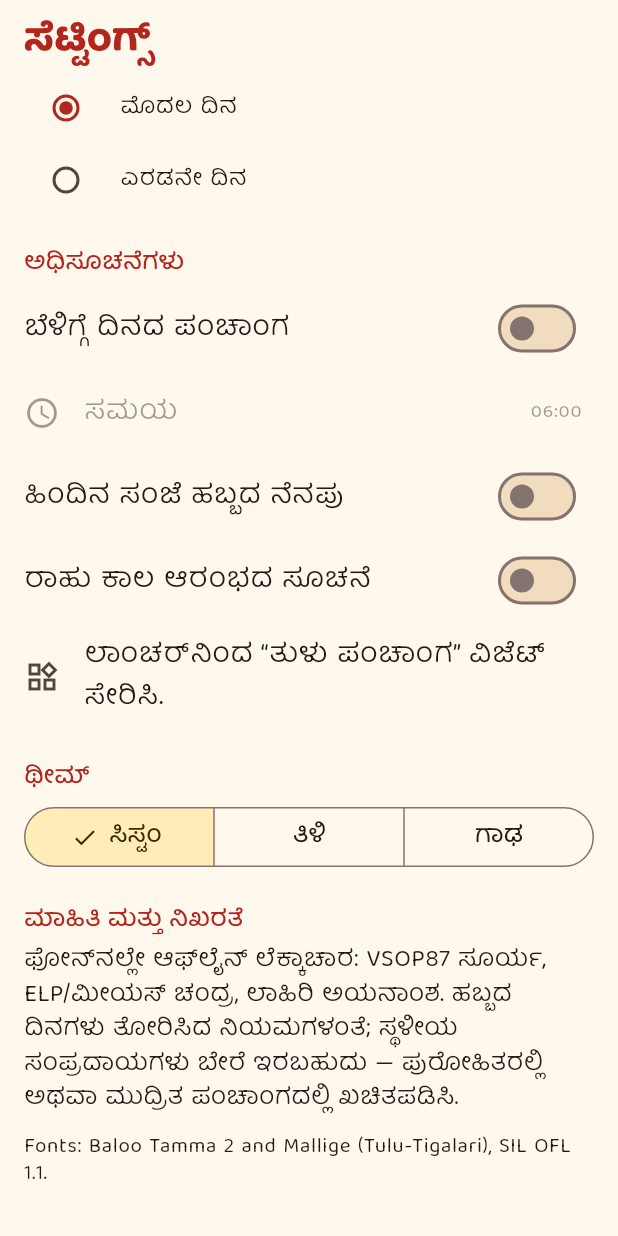
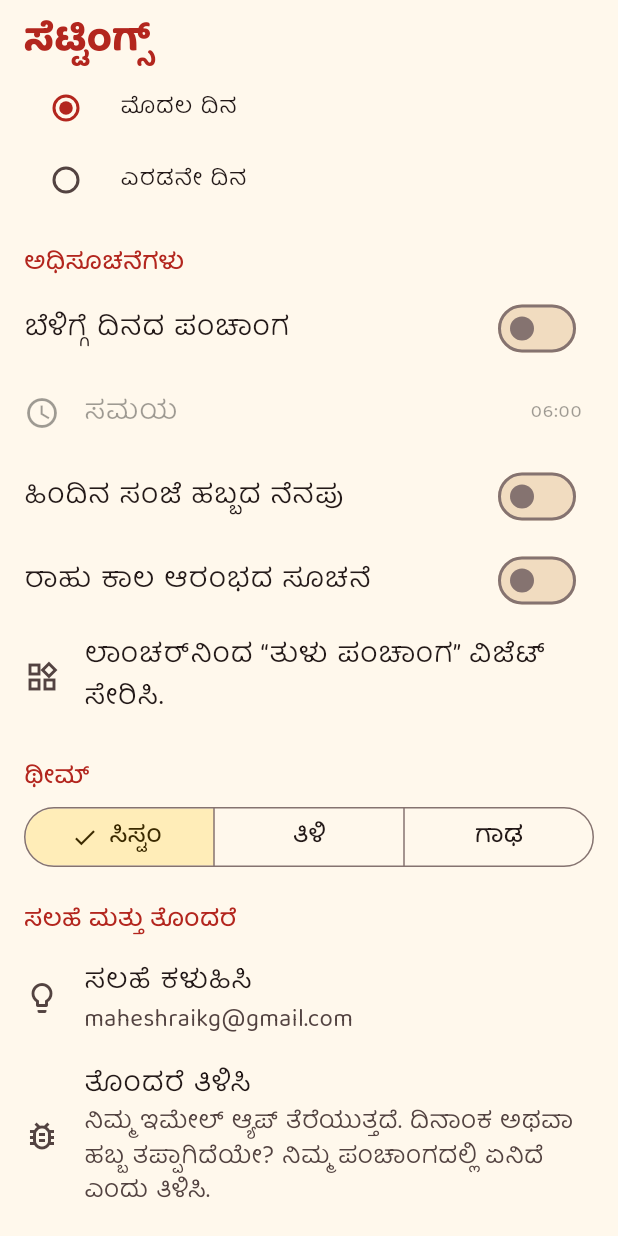
Before and after one commit to maheshraikg/tulu-panchanga, a Flutter app: the SettingsScreen screen opened directly, scrolled down 793 dp, on a phone screen of 412 x 824 dp. Run offline on Flutter 3.47's test engine with Material 3 defaults, Android fonts, the phone set to English and light mode, and no system bars; our stand-ins replace flutter_local_notifications, flutter_tts, share_plus, shared_preferences, timezone; missing offline and left inert: home_widget; accounts and stored records are empty.

Commit message:
Settings: send a suggestion or report a problem by email
Two entries in a new "Suggestions & problems" section open the phone's
email app addressed to the support email, with the subject set and the
app build, language, place and date filled in. Without an email app the
address is copied and shown. Strings in all 7 languages; CI passes the
build number with --dart-define.

Co-Authored-By: Claude Opus 5.5 <noreply@anthropic.com>
Claude-Session: https://claude.ai/code/session_01WnXtsCtKQXZFrHCJRqmqk6

```diff
--- a/lib/app/background.dart
+++ b/lib/app/background.dart
@@ -26,8 +26,7 @@ const int kNotifyDays = 14;
 /// Days of widget data stored ahead.
 const int kWidgetDays = 31;
 
-const String kWidgetProvider =
-    'com.tulupanchanga.app.TodayWidgetProvider';
+const String kWidgetProvider = 'com.tulupanchanga.app.TodayWidgetProvider';
 
 class Background {
   static final _plugin = FlutterLocalNotificationsPlugin();
--- a/lib/app/strings.dart
+++ b/lib/app/strings.dart
@@ -683,6 +683,55 @@ class S {
     ml: 'ലോഞ്ചറിൽ നിന്ന് “തുളു പഞ്ചാംഗം” വിജറ്റ് ചേർക്കുക.',
     te: 'లాంచర్ నుండి “తుళు పంచాంగం” విడ్జెట్ జోడించండి.',
   );
+  String get feedback => _t(
+    'Suggestions & problems',
+    'ಸಲಹೆ ಮತ್ತು ತೊಂದರೆ',
+    tcy: 'ಸಲಹೆ ಬೊಕ್ಕ ತೊಂದರೆ',
+    kok: 'ಸುಚೊವಣ್ ಆನಿ ಸಮಸ್ಯಾ',
+    hi: 'सुझाव और समस्या',
+    ml: 'നിർദ്ദേശങ്ങളും പ്രശ്നങ്ങളും',
+    te: 'సూచనలు, సమస్యలు',
+  );
+  String get sendSuggestion => _t(
+    'Send a suggestion',
+    'ಸಲಹೆ ಕಳುಹಿಸಿ',
+    tcy: 'ಸಲಹೆ ಕಡಪುಡುಲೆ',
+    kok: 'ಸುಚೊವಣ್ ಧಾಡ್',
+    hi: 'सुझाव भेजें',
+    ml: 'നിർദ്ദേശം അയയ്ക്കുക',
+    te: 'సూచన పంపండి',
+  );
+  String get reportProblem => _t(
+    'Report a problem',
+    'ತೊಂದರೆ ತಿಳಿಸಿ',
+    tcy: 'ತೊಂದರೆ ತಿಳಿಪಾಲೆ',
+    kok: 'ಸಮಸ್ಯಾ ಕಳಯ್',
+    hi: 'समस्या बताएं',
+    ml: 'പ്രശ്നം അറിയിക്കുക',
+    te: 'సమస్యను తెలపండి',
+  );
+  String get feedbackHint => _t(
+    'Opens your email app. Wrong date or festival? Tell us what your '
+        'panchanga says.',
+    'ನಿಮ್ಮ ಇಮೇಲ್ ಆ್ಯಪ್ ತೆರೆಯುತ್ತದೆ. ದಿನಾಂಕ ಅಥವಾ ಹಬ್ಬ ತಪ್ಪಾಗಿದೆಯೇ? ನಿಮ್ಮ '
+        'ಪಂಚಾಂಗದಲ್ಲಿ ಏನಿದೆ ಎಂದು ತಿಳಿಸಿ.',
+    hi:
+        'आपका ईमेल ऐप खुलेगा। तारीख या त्योहार गलत है? आपके पंचांग में क्या '
+        'है, बताएं।',
+    ml:
+        'നിങ്ങളുടെ ഇമെയിൽ ആപ്പ് തുറക്കും. തീയതിയോ ഉത്സവമോ തെറ്റാണോ? '
+        'നിങ്ങളുടെ പഞ്ചാംഗത്തിൽ എന്താണെന്ന് അറിയിക്കുക.',
+    te:
+        'మీ ఇమెయిల్ యాప్ తెరుచుకుంటుంది. తేదీ లేదా పండుగ తప్పుగా ఉందా? మీ '
+        'పంచాంగంలో ఏముందో తెలపండి.',
+  );
+  String get noEmailApp => _t(
+    'No email app found. Address copied:',
+    'ಇಮೇಲ್ ಆ್ಯಪ್ ಸಿಗಲಿಲ್ಲ. ವಿಳಾಸ ನಕಲಿಸಲಾಗಿದೆ:',
+    hi: 'ईमेल ऐप नहीं मिला। पता कॉपी किया गया:',
+    ml: 'ഇമെയിൽ ആപ്പ് കണ്ടില്ല. വിലാസം പകർത്തി:',
+    te: 'ఇమెయిల్ యాప్ కనబడలేదు. చిరునామా కాపీ చేయబడింది:',
+  );
   String get about => _t(
     'About & accuracy',
     'ಮಾಹಿತಿ ಮತ್ತು ನಿಖರತೆ',
--- a/lib/screens/settings_screen.dart
+++ b/lib/screens/settings_screen.dart
@@ -1,6 +1,7 @@
 import 'package:flutter/material.dart';
 
 import '../app/background.dart';
+import '../app/feedback.dart';
 import '../app/scope.dart';
 import 'language_picker.dart';
 import '../panchanga/names.dart';
@@ -163,6 +164,19 @@ class SettingsScreen extends StatelessWidget {
               onSelectionChanged: (v) =>
                   settings.update((x) => x.themeMode = v.first),
             ),
+          ),
+          header(s.feedback),
+          ListTile(
+            leading: const Icon(Icons.lightbulb_outline_rounded),
+            title: LipiText(s.sendSuggestion),
+            subtitle: const Text(kSupportEmail),
+            onTap: () => sendFeedback(context, FeedbackKind.suggestion),
+          ),
+          ListTile(
+            leading: const Icon(Icons.bug_report_outlined),
+            title: LipiText(s.reportProblem),
+            subtitle: LipiText(s.feedbackHint),
+            onTap: () => sendFeedback(context, FeedbackKind.bug),
           ),
           header(s.about),
           Padding(
--- a/pubspec.yaml
+++ b/pubspec.yaml
@@ -40,6 +40,7 @@ dependencies:
   timezone: ^0.11.1
   home_widget: ^0.10.0
   flutter_tts: ^4.2.5
+  url_launcher: ^6.3.3
 dev_dependencies:
   flutter_test:
     sdk: flutter
```
Also changed, not shown: lib/app/feedback.dart (added, +66 -0 lines), pubspec.lock, 4 other files.
